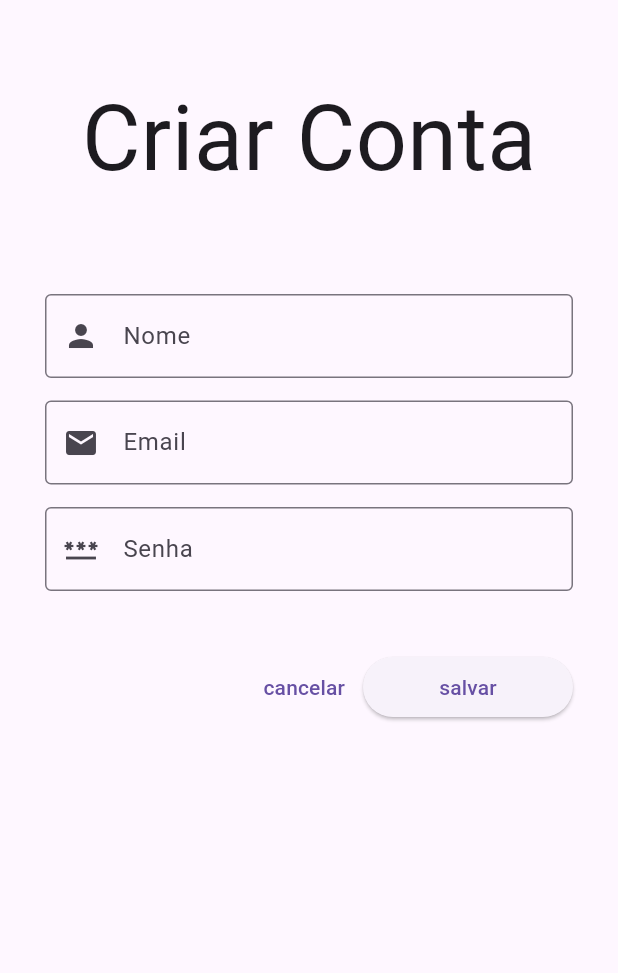
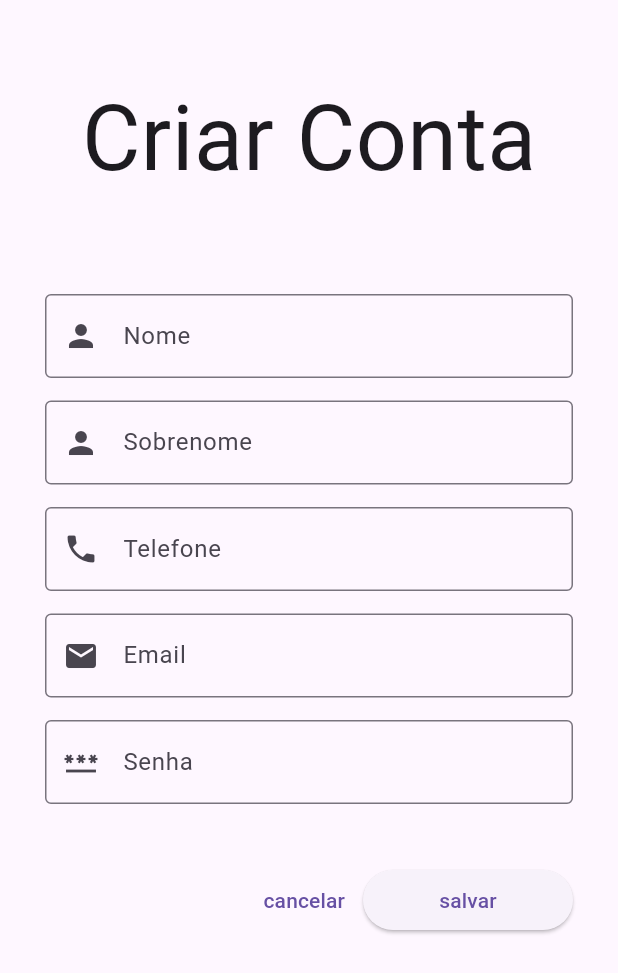
Before and after one commit to MariTaba/projeto_gerenciamento_financas, a Flutter app: the screen it shows after launch, after a tap on "Cadastre-se", on a phone screen of 412 x 824 dp. Shown: the top 973 px of the screen. Run offline on Flutter 3.47's test engine with Material 3 defaults, Android fonts, the phone set to English and light mode, and no system bars; our stand-ins replace cloud_firestore, device_preview, firebase_auth, firebase_core; accounts and stored records are empty; network calls fail.

Commit message:
Sobre feito.

```diff
--- a/lib/controller/login_controller.dart
+++ b/lib/controller/login_controller.dart
@@ -1,11 +1,10 @@
 import 'package:cloud_firestore/cloud_firestore.dart';
 import 'package:firebase_auth/firebase_auth.dart';
-import 'package:firebase_core/firebase_core.dart';
 import 'package:flutter/material.dart';
 import '../view/util.dart';
 
 class LoginController {
-  criarConta(context, nome, email, senha) {
+  criarConta(context, nome, sobrenome, telefone, email, senha) {
     FirebaseAuth.instance
         .createUserWithEmailAndPassword(
       email: email,
@@ -15,6 +14,8 @@ class LoginController {
       FirebaseFirestore.instance.collection('usuarios').add(
         {
           'nome': nome,
+          'sobrenome': sobrenome,
+          'dataTelefone': telefone,
           'uid': resultado.user!.uid,
         },
       );
@@ -30,6 +31,7 @@ class LoginController {
       }
     });
   }
+
   login(context, email, senha) {
     FirebaseAuth.instance
         .signInWithEmailAndPassword(
@@ -52,6 +54,7 @@ class LoginController {
       }
     });
   }
+
   esqueceuSenha(context, String email) {
     if (email.isNotEmpty) {
       FirebaseAuth.instance.sendPasswordResetEmail(
@@ -63,9 +66,11 @@ class LoginController {
       erro(context, 'Favor preencher o campo email.');
     }
   }
+
   logout() {
     FirebaseAuth.instance.signOut();
   }
+
   idUsuario() {
     return FirebaseAuth.instance.currentUser!.uid;
   }
--- a/lib/main.dart
+++ b/lib/main.dart
@@ -6,6 +6,7 @@ import 'package:flutter/material.dart';
 import 'package:projeto_p2/view/entradas_view.dart';
 import 'package:projeto_p2/view/planilha_view.dart';
 import 'package:projeto_p2/view/servico_busca.dart';
+import 'package:projeto_p2/view/sobre_view.dart';
 import 'firebase_options.dart';
 import 'view/cadastrar_view.dart';
 import 'view/login_view.dart';
@@ -37,6 +38,7 @@ class MainApp extends StatelessWidget {
         'cadastrar': (context) => CadastrarView(),
         'principal': (context) => PrincipalView(),
         'busca': (context) => SearchPage(),
+        'sobre': (context) => SobreView(),
         'planilha': (context) {
           final Map<String, Object?> arguments = ModalRoute.of(context)!
               .settings
--- a/lib/view/cadastrar_view.dart
+++ b/lib/view/cadastrar_view.dart
@@ -1,7 +1,6 @@
 // ignore_for_file: prefer_const_constructors, prefer_const_literals_to_create_immutables, sized_box_for_whitespace
 
 import 'package:flutter/material.dart';
-
 import '../controller/login_controller.dart';
 
 class CadastrarView extends StatefulWidget {
@@ -15,6 +14,10 @@ class _CadastrarViewState extends State<CadastrarView> {
   var txtNome = TextEditingController();
   var txtEmail = TextEditingController();
   var txtSenha = TextEditingController();
+  final TextEditingController txtSobrenome = TextEditingController();
+  final TextEditingController txtTelefone = TextEditingController();
+
+  final focusNode = FocusNode();
 
   @override
   void initState() {
@@ -38,6 +41,22 @@ class _CadastrarViewState extends State<CadastrarView> {
               decoration: InputDecoration(
                   labelText: 'Nome',
                   prefixIcon: Icon(Icons.person),
+                  border: OutlineInputBorder()),
+            ),
+            SizedBox(height: 15),
+            TextField(
+              controller: txtSobrenome,
+              decoration: InputDecoration(
+                  labelText: 'Sobrenome',
+                  prefixIcon: Icon(Icons.person),
+                  border: OutlineInputBorder()),
+            ),
+            SizedBox(height: 15),
+            TextField(
+              controller: txtTelefone,
+              decoration: InputDecoration(
+                  labelText: 'Telefone',
+                  prefixIcon: Icon(Icons.phone),
                   border: OutlineInputBorder()),
             ),
             SizedBox(height: 15),
@@ -71,10 +90,12 @@ class _CadastrarViewState extends State<CadastrarView> {
                   style: OutlinedButton.styleFrom(
                     minimumSize: Size(140, 40),
                   ),
-                  onPressed: () {
+                  onPressed: () async {
                     LoginController().criarConta(
                       context,
                       txtNome.text,
+                      txtSobrenome.text,
+                      txtTelefone.text,
                       txtEmail.text,
                       txtSenha.text,
                     );
--- a/lib/view/login_view.dart
+++ b/lib/view/login_view.dart
@@ -1,6 +1,7 @@
 // ignore_for_file: prefer_const_constructors, prefer_const_literals_to_create_immutables, sized_box_for_whitespace
 
 import 'package:flutter/material.dart';
+import 'package:projeto_p2/view/sobre_view.dart';
 import '../controller/login_controller.dart';
 
 class LoginView extends StatefulWidget {
@@ -118,6 +119,19 @@ class _LoginViewState extends State<LoginView> {
               },
               child: Text('Entrar'),
             ),
+            SizedBox(height: 15),
+            ElevatedButton(
+              style: ElevatedButton.styleFrom(
+                minimumSize: Size(200, 40),
+              ),
+              onPressed: () {
+                Navigator.push(
+                  context,
+                  MaterialPageRoute(builder: (context) => SobreView()),
+                );
+              },
+              child: Text('Sobre'),
+            ),
             SizedBox(height: 40),
             Row(
               mainAxisAlignment: MainAxisAlignment.center,
```
Also changed, not shown: lib/view/principal_view.dart (+133 -112 lines), lib/view/sobre_view.dart (added, +40 -0 lines).
